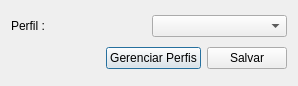
The window that uis/addUserProfileProduction.ui (dsgoficial/SAP_Gerente) describes before a commit, drawn with Qt 5.
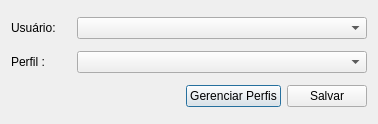
The same window after the commit.

```diff
--- a/uis/addUserProfileProduction.ui
+++ b/uis/addUserProfileProduction.ui
@@ -6,29 +6,15 @@
    <rect>
     <x>0</x>
     <y>0</y>
-    <width>298</width>
-    <height>86</height>
+    <width>378</width>
+    <height>124</height>
    </rect>
   </property>
   <property name="windowTitle">
    <string>Dialog</string>
   </property>
   <layout class="QGridLayout" name="gridLayout">
-   <item row="0" column="0">
-    <layout class="QHBoxLayout" name="horizontalLayout_3">
-     <item>
-      <widget class="QLabel" name="label">
-       <property name="text">
-        <string>Perfil :</string>
-       </property>
-      </widget>
-     </item>
-     <item>
-      <widget class="QComboBox" name="profileCb"/>
-     </item>
-    </layout>
-   </item>
-   <item row="1" column="0">
+   <item row="2" column="0">
     <layout class="QHBoxLayout" name="horizontalLayout">
      <item>
       <spacer name="horizontalSpacer">
@@ -59,6 +45,58 @@
      </item>
     </layout>
    </item>
+   <item row="1" column="0">
+    <layout class="QHBoxLayout" name="horizontalLayout_3">
+     <item>
+      <widget class="QLabel" name="label">
+       <property name="sizePolicy">
+        <sizepolicy hsizetype="Fixed" vsizetype="Preferred">
+         <horstretch>0</horstretch>
+         <verstretch>0</verstretch>
+        </sizepolicy>
+       </property>
+       <property name="maximumSize">
+        <size>
+         <width>60</width>
+         <height>16777215</height>
+        </size>
+       </property>
+       <property name="text">
+        <string>Perfil :</string>
+       </property>
+      </widget>
+     </item>
+     <item>
+      <widget class="QComboBox" name="profileCb"/>
+     </item>
+    </layout>
+   </item>
+   <item row="0" column="0">
+    <layout class="QHBoxLayout" name="horizontalLayout_4">
+     <item>
+      <widget class="QLabel" name="label_2">
+       <property name="sizePolicy">
+        <sizepolicy hsizetype="Fixed" vsizetype="Preferred">
+         <horstretch>0</horstretch>
+         <verstretch>0</verstretch>
+        </sizepolicy>
+       </property>
+       <property name="maximumSize">
+        <size>
+         <width>60</width>
+         <height>16777215</height>
+        </size>
+       </property>
+       <property name="text">
+        <string>Usuário:</string>
+       </property>
+      </widget>
+     </item>
+     <item>
+      <widget class="QComboBox" name="userCb"/>
+     </item>
+    </layout>
+   </item>
   </layout>
  </widget>
  <tabstops>
```
